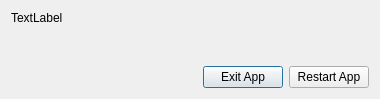
apinprastya/sultan, file sultan/gui/restartconfirmationdialog.ui: the form before one commit.
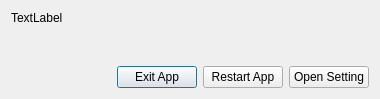
The form after the commit.

Diff of the .ui file:
```diff
--- a/sultan/gui/restartconfirmationdialog.ui
+++ b/sultan/gui/restartconfirmationdialog.ui
@@ -63,6 +63,13 @@
        </property>
       </widget>
      </item>
+     <item>
+      <widget class="QPushButton" name="pushSetting">
+       <property name="text">
+        <string>Open Setting</string>
+       </property>
+      </widget>
+     </item>
     </layout>
    </item>
   </layout>
```
